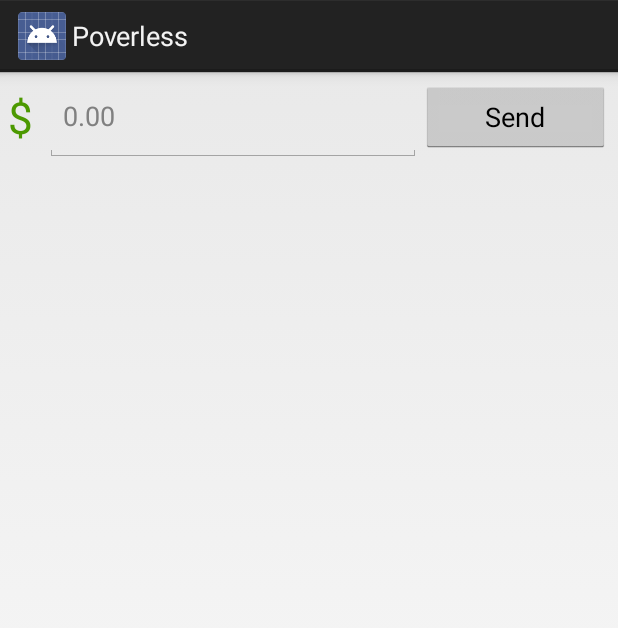
After one commit to Raduh/poverless, an Android app: the layout amount_dialog.xml on its own in the app's theme, with its tools: preview values and no code run, on a phone screen of 412 x 824 dp. The commit adds this screen. Shown: the top 628 px of the screen. Run offline under Robolectric (Android 15) with nearby library versions, the phone set to English and light mode, and no system bars.

Commit message:
Add amount dialog

```diff
--- a/app/src/main/res/layout/activity_maps.xml
+++ b/app/src/main/res/layout/activity_maps.xml
@@ -18,9 +18,9 @@
         <Button
             android:layout_width="0px"
             android:layout_height="match_parent"
-            android:layout_weight="3"
-            android:text="Pay"
-            android:onClick="startPayment"/>
+            android:layout_weight="2"
+            android:background="@drawable/payicon"
+            android:onClick="askPayAmount"/>
     </LinearLayout>
     <FrameLayout
         android:layout_width="match_parent"
--- /dev/null
+++ b/app/src/main/res/layout/amount_dialog.xml
@@ -0,0 +1,38 @@
+<?xml version="1.0" encoding="utf-8"?>
+<LinearLayout xmlns:android="http://schemas.android.com/apk/res/android"
+    android:orientation="horizontal"
+    android:layout_width="match_parent"
+    android:layout_marginLeft="5dp"
+    android:layout_marginRight="5dp"
+    android:layout_centerInParent="true"
+    android:layout_height="60dp"
+>
+
+    <TextView
+        android:layout_width="0px"
+        android:layout_height="wrap_content"
+        android:layout_gravity="center_vertical"
+        android:layout_weight="1"
+        android:textSize="29sp"
+        android:textColor="#4C9900"
+        android:text="$"/>
+
+    <EditText
+        android:id="@+id/donationAmountTxt"
+        android:layout_weight="10"
+        android:layout_width="0px"
+        android:minWidth="100dp"
+        android:hint="0.00"
+        android:inputType="numberDecimal"
+        android:layout_height="match_parent" />
+
+    <Button
+        android:id="@+id/confirmAmountBtn"
+        android:layout_gravity="center_vertical"
+        android:layout_weight="5"
+        android:layout_width="0px"
+        android:layout_height="wrap_content"
+        android:text="Send"/>
+
+
+</LinearLayout>
--- a/app/src/main/res/values/strings.xml
+++ b/app/src/main/res/values/strings.xml
@@ -1,7 +1,7 @@
 <?xml version="1.0" encoding="utf-8"?>
 <resources>
 
-    <string name="app_name">poverless</string>
-    <string name="title_activity_maps">Map</string>
+    <string name="app_name">Poverless</string>
+    <string name="title_activity_maps">Poverless</string>
 
 </resources>
```
Also changed, not shown: app/src/main/java/poverless/com/poverless/MapsActivity.java (+39 -2 lines), app/src/main/res/drawable-hdpi/ic_launcher.png, app/src/main/res/drawable-mdpi/ic_launcher.png, app/src/main/res/drawable-xhdpi/ic_launcher.png, app/src/main/res/drawable-xxhdpi/ic_launcher.png, app/src/main/res/drawable/payicon.png (added).
